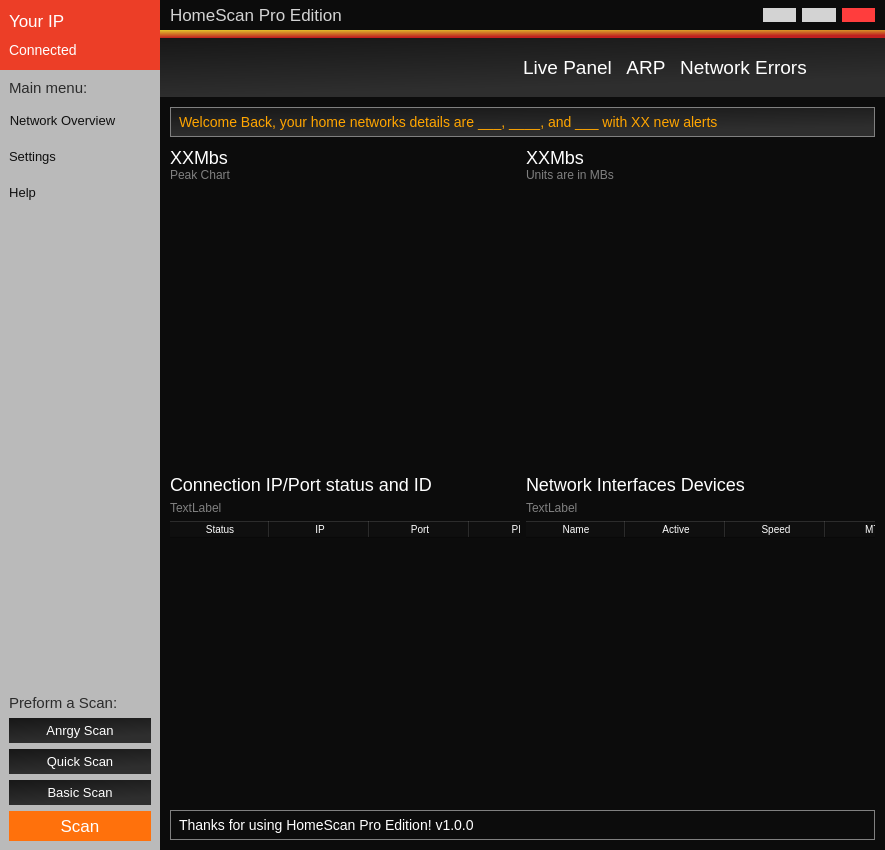
Old version of the form mainwindow.ui in the repository hunterjreid/HomeScan.
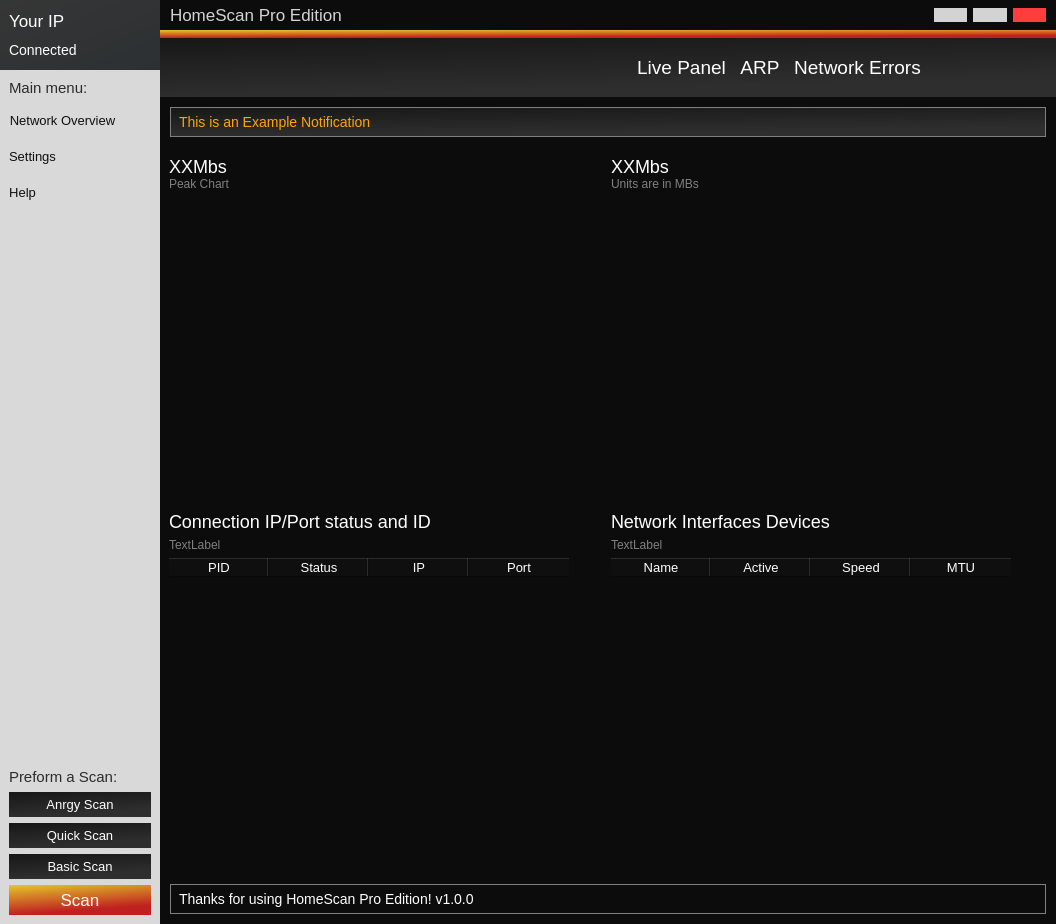
New version of the form. Icons and pictures are not drawn. Custom widgets are drawn as their Qt base class.

What changed in the file:
```diff
--- a/mainwindow.ui
+++ b/mainwindow.ui
@@ -6,8 +6,8 @@
    <rect>
     <x>0</x>
     <y>0</y>
-    <width>885</width>
-    <height>850</height>
+    <width>1056</width>
+    <height>924</height>
    </rect>
   </property>
   <property name="windowTitle">
@@ -81,7 +81,7 @@
           </size>
          </property>
          <property name="styleSheet">
-          <string notr="true">background-color:rgb(236, 62, 39);</string>
+          <string notr="true">background-color: qlineargradient(spread:pad, x1:0, y1:0, x2:1, y2:1, stop:0 rgba(54, 54, 54, 255), stop:1 rgba(44, 48, 50, 255));</string>
          </property>
          <property name="frameShape">
           <enum>QFrame::StyledPanel</enum>
@@ -150,7 +150,8 @@
           </size>
          </property>
          <property name="styleSheet">
-          <string notr="true">border:none;background: rgb(186, 186, 186);</string>
+          <string notr="true">border:none;
+background-color: rgb(217, 217, 217);</string>
          </property>
          <property name="frameShape">
           <enum>QFrame::StyledPanel</enum>
@@ -377,7 +378,7 @@
                 </size>
                </property>
                <property name="styleSheet">
-                <string notr="true">background:rgb(255, 113, 12);
+                <string notr="true">background:qlineargradient(spread:pad, x1:0, y1:0, x2:0.306, y2:0.909091, stop:0.00568182 rgba(227, 198, 43, 255), stop:1 rgba(191, 32, 32, 255));
 color:white;font-size:17px;
 padding:5px;</string>
                </property>
@@ -798,7 +799,7 @@
 margin:10px;</string>
             </property>
             <property name="text">
-             <string>Welcome Back, your home networks details are ___, ____, and ___ with XX new alerts</string>
+             <string>This is an Example Notification</string>
             </property>
            </widget>
           </item>
@@ -813,21 +814,9 @@
          <property name="frameShadow">
           <enum>QFrame::Raised</enum>
          </property>
-         <layout class="QHBoxLayout" name="horizontalLayout_2">
-          <property name="leftMargin">
-           <number>10</number>
-          </property>
-          <property name="topMargin">
-           <number>0</number>
-          </property>
-          <property name="rightMargin">
-           <number>10</number>
-          </property>
-          <property name="bottomMargin">
-           <number>0</number>
-          </property>
+         <layout class="QHBoxLayout" name="horizontalLayout_19">
           <item>
-           <layout class="QVBoxLayout" name="verticalLayout_14">
+           <layout class="QVBoxLayout" name="verticalLayout_13">
             <item>
              <layout class="QHBoxLayout" name="horizontalLayout_13">
               <property name="spacing">
@@ -913,26 +902,9 @@
                  </property>
                  <item>
                   <layout class="QHBoxLayout" name="horizontalLayout_15">
-                   <item>
-                    <widget class="QPushButton" name="pushButton_20">
-                     <property name="styleSheet">
-                      <string notr="true">background:none;margin:0px;</string>
-                     </property>
-                     <property name="text">
-                      <string/>
-                     </property>
-                     <property name="icon">
-                      <iconset>
-                       <normaloff>assets/warning.png</normaloff>assets/warning.png</iconset>
-                     </property>
-                     <property name="iconSize">
-                      <size>
-                       <width>19</width>
-                       <height>19</height>
-                      </size>
-                     </property>
-                    </widget>
-                   </item>
+                   <property name="spacing">
+                    <number>0</number>
+                   </property>
                    <item>
                     <widget class="QPushButton" name="pushButton_21">
                      <property name="styleSheet">
@@ -953,27 +925,7 @@
                      </property>
                     </widget>
                    </item>
-                   <item>
-                    <widget class="QPushButton" name="pushButton_22">
-                     <property name="styleSheet">
-                      <string notr="true">background:none;margin:0px;</string>
-                     </property>
-                     <property name="text">
-                      <string/>
-                     </property>
-                     <property name="icon">
-                      <iconset>
-                       <normaloff>assets/red.png</normaloff>assets/red.png</iconset>
-                     </property>
-                     <property name="iconSize">
-                      <size>
-                       <width>19</width>
-                       <height>19</height>
-                      </size>
-                     </property>
-                    </widget>
-                   </item>
-                   <item>
+                   <item alignment="Qt::AlignRight">
                     <widget class="QPushButton" name="pushButton_23">
                      <property name="styleSheet">
                       <string notr="true">background:none;margin:0px;</string>
@@ -1002,6 +954,12 @@
             </item>
             <item>
              <widget class="PlotWidget" name="graphicsView">
+              <property name="minimumSize">
+               <size>
+                <width>0</width>
+                <height>120</height>
+               </size>
+              </property>
               <property name="maximumSize">
                <size>
                 <width>16777215</width>
@@ -1014,26 +972,78 @@
              </widget>
             </item>
             <item>
-             <layout class="QVBoxLayout" name="verticalLayout_11">
+             <layout class="QHBoxLayout" name="horizontalLayout_18">
               <item>
-               <widget class="QLabel" name="label_11">
-                <property name="styleSheet">
-                 <string notr="true">color:white;font-size:18px;background:none;margin:0px;</string>
-                </property>
-                <property name="text">
-                 <string>Connection IP/Port status and ID</string>
-                </property>
-               </widget>
+               <layout class="QVBoxLayout" name="verticalLayout_11">
+                <item>
+                 <widget class="QLabel" name="label_11">
+                  <property name="styleSheet">
+                   <string notr="true">color:white;font-size:18px;background:none;margin:0px;</string>
+                  </property>
+                  <property name="text">
+                   <string>Connection IP/Port status and ID</string>
+                  </property>
+                 </widget>
+                </item>
+                <item>
+                 <widget class="QLabel" name="label_13">
+                  <property name="styleSheet">
+                   <string notr="true">color:grey;background:none;margin:0px;
+padding:0;</string>
+                  </property>
+                  <property name="text">
+                   <string>TextLabel</string>
+                  </property>
+                 </widget>
+                </item>
+               </layout>
               </item>
               <item>
-               <widget class="QLabel" name="label_13">
-                <property name="styleSheet">
-                 <string notr="true">color:grey;background:none;margin:0px;</string>
+               <layout class="QHBoxLayout" name="horizontalLayout_17">
+                <property name="sizeConstraint">
+                 <enum>QLayout::SetMaximumSize</enum>
                 </property>
-                <property name="text">
-                 <string>TextLabel</string>
-                </property>
-               </widget>
+                <item alignment="Qt::AlignRight">
+                 <widget class="QPushButton" name="pushButton_17">
+                  <property name="styleSheet">
+                   <string notr="true">background:none;margin:0px;</string>
+                  </property>
+                  <property name="text">
+                   <string/>
+                  </property>
+                  <property name="icon">
+                   <iconset>
+                    <normaloff>assets/warning.png</normaloff>assets/warning.png</iconset>
+                  </property>
+                  <property name="iconSize">
+                   <size>
+                    <width>19</width>
+                    <height>19</height>
+                   </size>
+                  </property>
+                 </widget>
+                </item>
+                <item alignment="Qt::AlignRight">
+                 <widget class="QPushButton" name="pushButton_25">
+                  <property name="styleSheet">
+                   <string notr="true">background:none;margin:0px;</string>
+                  </property>
+                  <property name="text">
+                   <string/>
+                  </property>
+                  <property name="icon">
+                   <iconset>
+                    <normaloff>assets/red.png</normaloff>assets/red.png</iconset>
+                  </property>
+                  <property name="iconSize">
+                   <size>
+                    <width>19</width>
+                    <height>19</height>
+                   </size>
+                  </property>
+                 </widget>
+                </item>
+               </layout>
               </item>
              </layout>
             </item>
@@ -1046,7 +1056,7 @@
                </size>
               </property>
               <property name="styleSheet">
-               <string notr="true">font-size:10px;
+               <string notr="true">font-size:13px;
 padding:0px;
 background: (12,12,12);
 color:white;
@@ -1076,6 +1086,11 @@
               <attribute name="verticalHeaderHighlightSections">
                <bool>false</bool>
               </attribute>
+              <column>
+               <property name="text">
+                <string>PID</string>
+               </property>
+              </column>
               <column>
                <property name="text">
                 <string>Status</string>
@@ -1091,17 +1106,12 @@
                 <string>Port</string>
                </property>
               </column>
-              <column>
-               <property name="text">
-                <string>PID</string>
-               </property>
-              </column>
              </widget>
             </item>
            </layout>
           </item>
           <item>
-           <layout class="QVBoxLayout" name="verticalLayout_13">
+           <layout class="QVBoxLayout" name="verticalLayout_14">
             <item>
              <layout class="QHBoxLayout" name="horizontalLayout_6">
               <property name="spacing">
@@ -1227,27 +1237,7 @@
                      </property>
                     </widget>
                    </item>
-                   <item>
-                    <widget class="QPushButton" name="pushButton_17">
-                     <property name="styleSheet">
-                      <string notr="true">background:none;margin:0px;</string>
-                     </property>
-                     <property name="text">
-                      <string/>
-                     </property>
-                     <property name="icon">
-                      <iconset>
-                       <normaloff>assets/red.png</normaloff>assets/red.png</iconset>
-                     </property>
-                     <property name="iconSize">
-                      <size>
-                       <width>19</width>
-                       <height>19</height>
-                      </size>
-                     </property>
-                    </widget>
-                   </item>
-                   <item>
+                   <item alignment="Qt::AlignRight">
                     <widget class="QPushButton" name="pushButton_19">
                      <property name="styleSheet">
                       <string notr="true">background:none;margin:0px;</string>
@@ -1276,6 +1266,12 @@
             </item>
             <item>
              <widget class="PlotWidget" name="graphicsView2">
+              <property name="minimumSize">
+               <size>
+                <width>0</width>
+                <height>120</height>
+               </size>
+              </property>
               <property name="maximumSize">
                <size>
                 <width>16777215</width>
@@ -1288,26 +1284,74 @@
              </widget>
             </item>
             <item>
-             <layout class="QVBoxLayout" name="verticalLayout_8">
+             <layout class="QHBoxLayout" name="horizontalLayout_2">
               <item>
-               <widget class="QLabel" name="label_12">
-                <property name="styleSheet">
-                 <string notr="true">color:white;font-size:18px;background:none;margin:0px;</string>
-                </property>
-                <property name="text">
-                 <string>Network Interfaces Devices</string>
-                </property>
-               </widget>
+               <layout class="QVBoxLayout" name="verticalLayout_8">
+                <item alignment="Qt::AlignBottom">
+                 <widget class="QLabel" name="label_12">
+                  <property name="styleSheet">
+                   <string notr="true">color:white;font-size:18px;background:none;margin:0px;</string>
+                  </property>
+                  <property name="text">
+                   <string>Network Interfaces Devices</string>
+                  </property>
+                 </widget>
+                </item>
+                <item alignment="Qt::AlignBottom">
+                 <widget class="QLabel" name="label_14">
+                  <property name="styleSheet">
+                   <string notr="true">color:grey;background:none;margin:0px;</string>
+                  </property>
+                  <property name="text">
+                   <string>TextLabel</string>
+                  </property>
+                 </widget>
+                </item>
+               </layout>
               </item>
               <item>
-               <widget class="QLabel" name="label_14">
-                <property name="styleSheet">
-                 <string notr="true">color:grey;background:none;margin:0px;</string>
-                </property>
-                <property name="text">
-                 <string>TextLabel</string>
-                </property>
-               </widget>
+               <layout class="QHBoxLayout" name="horizontalLayout_16">
+                <item alignment="Qt::AlignRight">
+                 <widget class="QPushButton" name="pushButton_15">
+                  <property name="styleSheet">
+                   <string notr="true">background:none;margin:0px;</string>
+                  </property>
+                  <property name="text">
+                   <string/>
+                  </property>
+                  <property name="icon">
+                   <iconset>
+                    <normaloff>assets/warning.png</normaloff>assets/warning.png</iconset>
+                  </property>
+                  <property name="iconSize">
+                   <size>
+                    <width>19</width>
+                    <height>19</height>
+                   </size>
+                  </property>
+                 </widget>
+                </item>
+                <item alignment="Qt::AlignRight">
+                 <widget class="QPushButton" name="pushButton_24">
+                  <property name="styleSheet">
+                   <string notr="true">background:none;margin:0px;</string>
+                  </property>
+                  <property name="text">
+                   <string/>
+                  </property>
+                  <property name="icon">
+                   <iconset>
+                    <normaloff>assets/red.png</normaloff>assets/red.png</iconset>
+                  </property>
+                  <property name="iconSize">
+                   <size>
+                    <width>19</width>
+                    <height>19</height>
+                   </size>
+                  </property>
+                 </widget>
+                </item>
+               </layout>
               </item>
              </layout>
             </item>
@@ -1320,7 +1364,7 @@
                </size>
               </property>
               <property name="styleSheet">
-               <string notr="true">font-size:10px;
+               <string notr="true">font-size:13px;
 padding:0px;
 background: (12,12,12);
 color:white;
```
Left out of the diff: 20 changed lines with no effect on the pictures.
